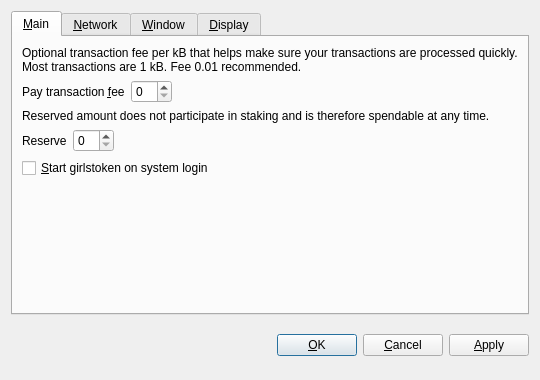
Above: src/qt/forms/optionsdialog.ui from cryptolog/GirlsToken-2.0 before the change. Below: the same form after it.
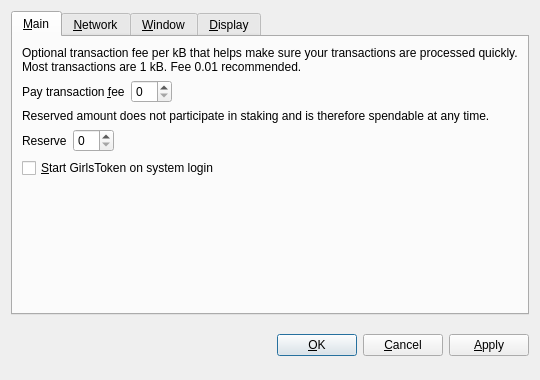
That is the form after the change. Custom widgets are drawn as their Qt base class.

What changed in the file:
```diff
--- a/src/qt/forms/optionsdialog.ui
+++ b/src/qt/forms/optionsdialog.ui
@@ -128,7 +128,7 @@
           <string>Automatically start girlstoken after logging in to the system.</string>
          </property>
          <property name="text">
-          <string>&amp;Start girlstoken on system login</string>
+          <string>&amp;Start GirlsToken on system login</string>
          </property>
         </widget>
        </item>
```
Left out of the diff: 10 changed lines with no effect on the pictures.
